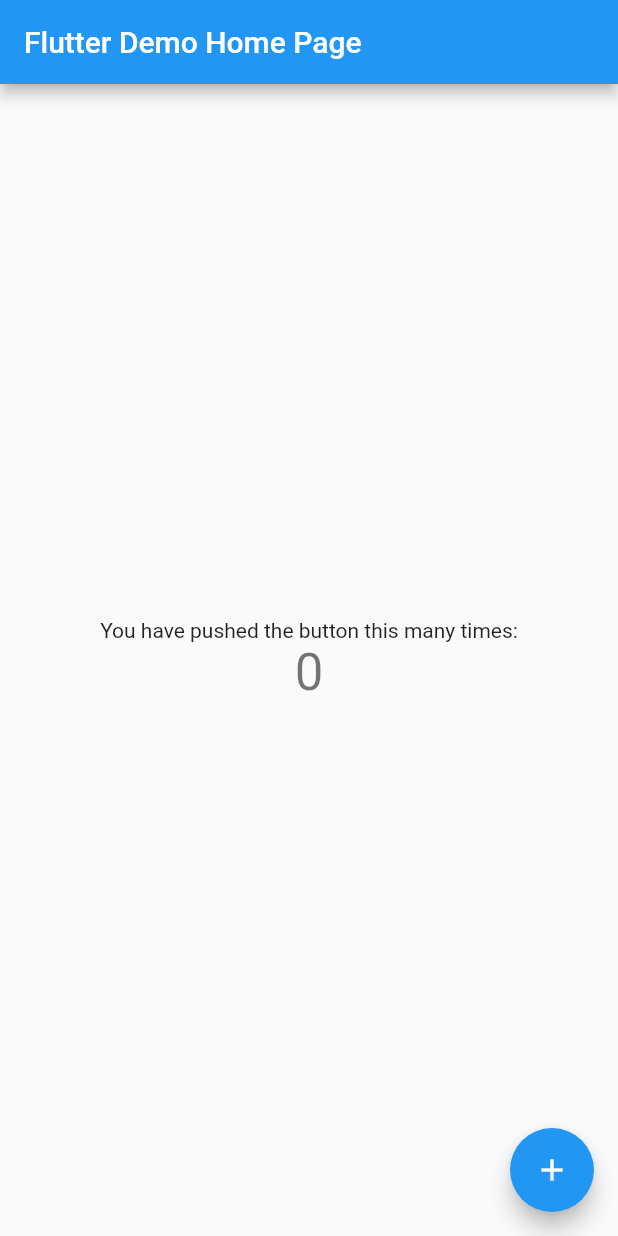
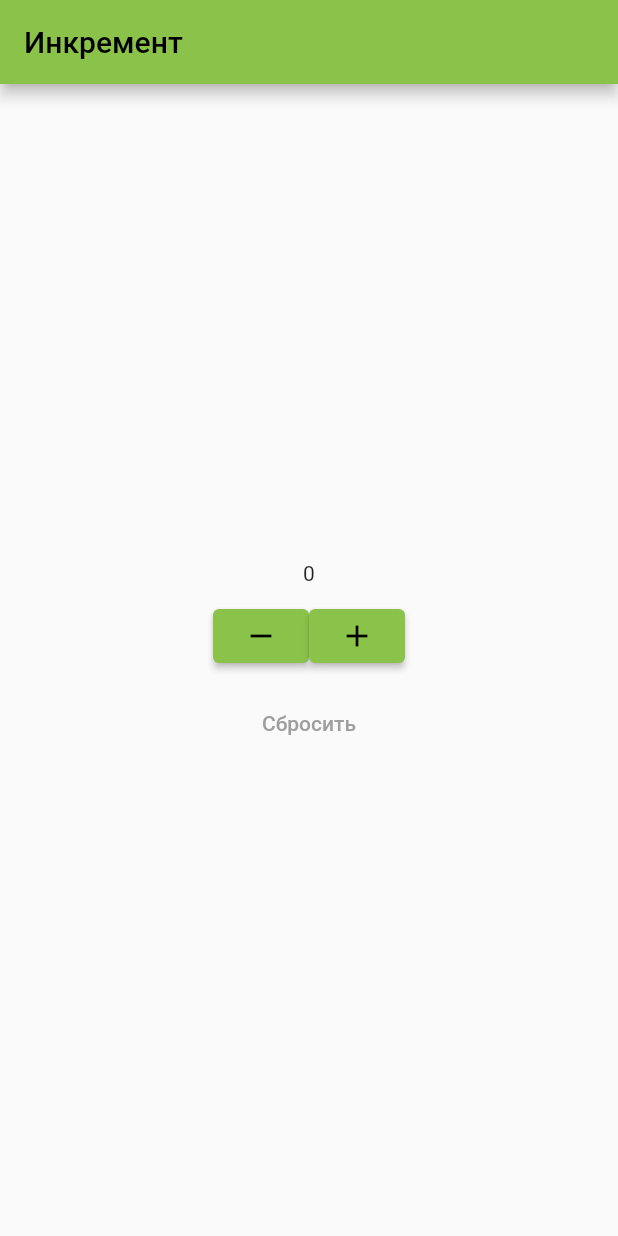
Before and after one commit to YaRus02/IT2001_Lobanov, a Flutter app: the screen it shows after launch, on a phone screen of 412 x 824 dp. Run offline on Flutter 3.47's test engine with Material 2 defaults, Android fonts, the phone set to English and light mode, and no system bars.

Commit message:
доделана финальная версия

```diff
--- a/lab3/lib/main.dart
+++ b/lab3/lib/main.dart
@@ -6,110 +6,70 @@ void main() {
 
 class MyApp extends StatelessWidget {
   const MyApp({super.key});
-
-  // This widget is the root of your application.
   @override
   Widget build(BuildContext context) {
     return MaterialApp(
-      title: 'Flutter Demo',
+      title: 'Инкремент',
       theme: ThemeData(
-        // This is the theme of your application.
-        //
-        // Try running your application with "flutter run". You'll see the
-        // application has a blue toolbar. Then, without quitting the app, try
-        // changing the primarySwatch below to Colors.green and then invoke
-        // "hot reload" (press "r" in the console where you ran "flutter run",
-        // or simply save your changes to "hot reload" in a Flutter IDE).
-        // Notice that the counter didn't reset back to zero; the application
-        // is not restarted.
-        primarySwatch: Colors.blue,
+        primarySwatch: Colors.lightGreen,
       ),
-      home: const MyHomePage(title: 'Flutter Demo Home Page'),
+      home: const MyHomePage(title: 'Инкремент'),
     );
   }
 }
 
 class MyHomePage extends StatefulWidget {
   const MyHomePage({super.key, required this.title});
-
-  // This widget is the home page of your application. It is stateful, meaning
-  // that it has a State object (defined below) that contains fields that affect
-  // how it looks.
-
-  // This class is the configuration for the state. It holds the values (in this
-  // case the title) provided by the parent (in this case the App widget) and
-  // used by the build method of the State. Fields in a Widget subclass are
-  // always marked "final".
-
   final String title;
 
   @override
   State<MyHomePage> createState() => _MyHomePageState();
 }
-
 class _MyHomePageState extends State<MyHomePage> {
   int _counter = 0;
 
   void _incrementCounter() {
     setState(() {
-      // This call to setState tells the Flutter framework that something has
-      // changed in this State, which causes it to rerun the build method below
-      // so that the display can reflect the updated values. If we changed
-      // _counter without calling setState(), then the build method would not be
-      // called again, and so nothing would appear to happen.
       _counter++;
+    });
+  }
+
+  void _decrementCounter() {
+    setState(() {
+      _counter--;
+    });
+  }
+
+  void _resetCounter() {
+    setState(() {
+      _counter = 0;
     });
   }
 
   @override
   Widget build(BuildContext context) {
-    // This method is rerun every time setState is called, for instance as done
-    // by the _incrementCounter method above.
-    //
-    // The Flutter framework has been optimized to make rerunning build methods
-    // fast, so that you can just rebuild anything that needs updating rather
-    // than having to individually change instances of widgets.
     return Scaffold(
       appBar: AppBar(
-        // Here we take the value from the MyHomePage object that was created by
-        // the App.build method, and use it to set our appbar title.
         title: Text(widget.title),
       ),
-      body: Center(
-        // Center is a layout widget. It takes a single child and positions it
-        // in the middle of the parent.
-        child: Column(
-          // Column is also a layout widget. It takes a list of children and
-          // arranges them vertically. By default, it sizes itself to fit its
-          // children horizontally, and tries to be as tall as its parent.
-          //
-          // Invoke "debug painting" (press "p" in the console, choose the
-          // "Toggle Debug Paint" action from the Flutter Inspector in Android
-          // Studio, or the "Toggle Debug Paint" command in Visual Studio Code)
-          // to see the wireframe for each widget.
-          //
-          // Column has various properties to control how it sizes itself and
-          // how it positions its children. Here we use mainAxisAlignment to
-          // center the children vertically; the main axis here is the vertical
-          // axis because Columns are vertical (the cross axis would be
-          // horizontal).
+      body: Center (
+        child: Column (
           mainAxisAlignment: MainAxisAlignment.center,
-          children: <Widget>[
-            const Text(
-              'You have pushed the button this many times:',
+          children: [
+            Text("$_counter"),
+            SizedBox(height: 10),
+            Row(
+              mainAxisAlignment: MainAxisAlignment.center,
+              children: [
+                ElevatedButton(onPressed: _decrementCounter, child: Icon(Icons.remove),),
+                ElevatedButton(onPressed: _incrementCounter, child: Icon(Icons.add),)
+              ],
             ),
-            Text(
-              '$_counter',
-              style: Theme.of(context).textTheme.headlineMedium,
-            ),
+            SizedBox(height: 10),
+            TextButton(onPressed: _resetCounter, child: Text("Сбросить", style: TextStyle(color: Colors.grey),))
           ],
         ),
       ),
-      floatingActionButton: FloatingActionButton(
-        onPressed: _incrementCounter,
-        tooltip: 'Increment',
-        child: const Icon(Icons.add),
-      ), // This trailing comma makes auto-formatting nicer for build methods.
     );
   }
 }
```
